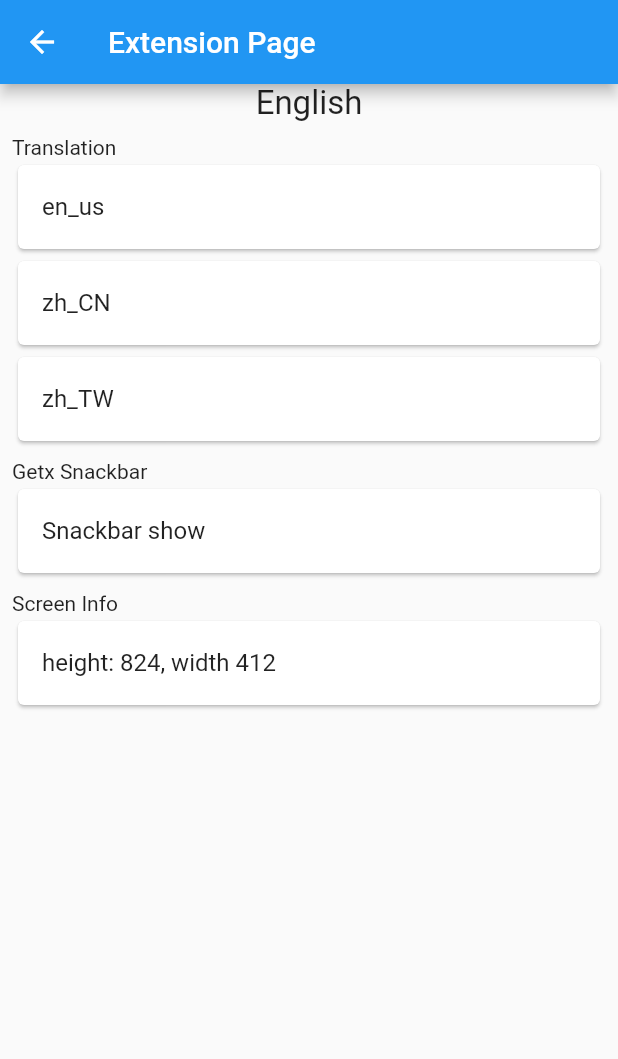
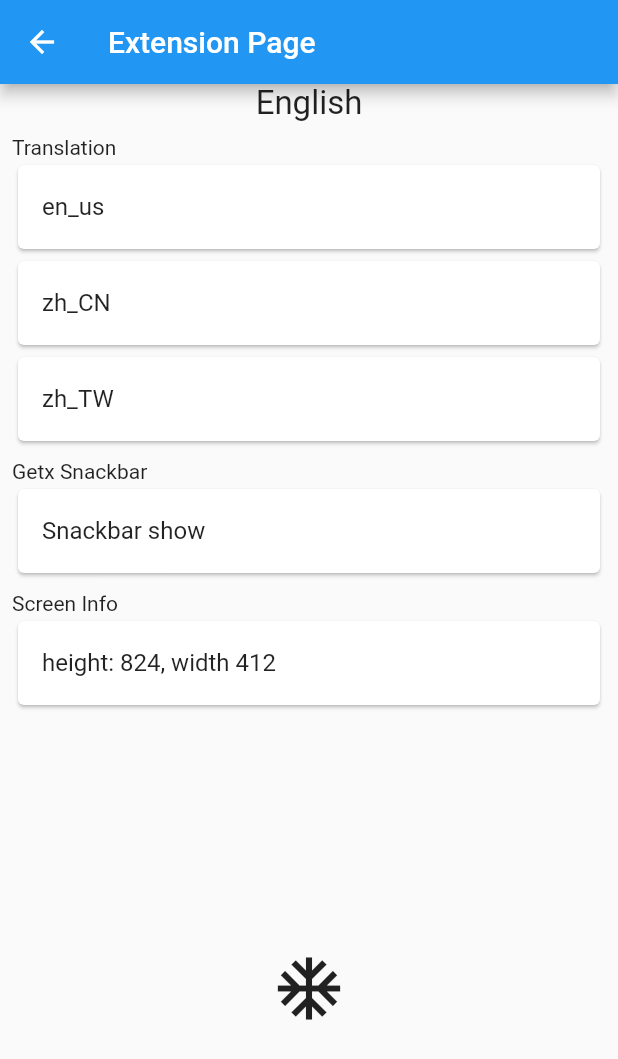
Before and after one commit to soutsjjw/flutter_getx_iThome, a Flutter app: the ExtensionPage screen opened by its route, after a tap on "en_us", on a phone screen of 412 x 824 dp. Shown: the top 1059 px of the screen. Run offline on Flutter 3.47's test engine with Material 2 defaults, Android fonts, the phone set to English and light mode, and no system bars; our stand-ins replace animated_text_kit, cached_network_image, carousel_slider, equatable, flutter_slidable, fluttertoast and 7 more; missing offline and left inert: qr_code_scanner; accounts and stored records are empty.

Commit message:
[Day21] Flutter GetX with animation
https://ithelp.ithome.com.tw/articles/10277748

```diff
--- a/lib/pages/extension/extension_controller.dart
+++ b/lib/pages/extension/extension_controller.dart
@@ -1,7 +1,46 @@
 import 'package:flutter/material.dart';
 import 'package:get/get.dart';
 
-class ExtensionController extends GetxController{
+class ExtensionController extends GetxController
+    with SingleGetTickerProviderMixin {
+  late AnimationController animationController;
+  late Animation<double> scaleAnimation;
+  late Animation<double> flipAnimation;
+
+  @override
+  void onInit() {
+    animationController = AnimationController(
+      vsync: this,
+      duration: const Duration(milliseconds: 500),
+    );
+
+    scaleAnimation = TweenSequence(<TweenSequenceItem<double>>[
+      TweenSequenceItem(
+        tween: Tween(begin: 1.0, end: 2.0),
+        weight: 25,
+      ),
+      TweenSequenceItem(
+        tween: Tween(begin: 2.0, end: 3.0),
+        weight: 25,
+      ),
+      TweenSequenceItem(
+        tween: Tween(begin: 3.0, end: 2.0),
+        weight: 25,
+      ),
+      TweenSequenceItem(
+        tween: Tween(begin: 2.0, end: 1.0),
+        weight: 25,
+      ),
+    ]).animate(animationController);
+
+    flipAnimation = Tween(begin: 0.0, end: 2.0).animate(animationController);
+
+    super.onInit();
+  }
+
+  animationStart() {
+    animationController.forward(from: 0.0);
+  }
 
   updateTransition(Locale local) {
     Get.updateLocale(local);
--- a/lib/pages/extension/extension_page.dart
+++ b/lib/pages/extension/extension_page.dart
@@ -1,3 +1,5 @@
+import 'dart:math';
+
 import 'package:flutter/material.dart';
 import 'package:flutter_getx_ithome/pages/extension/extension_controller.dart';
 import 'package:get/get.dart';
@@ -70,6 +72,32 @@ class ExtensionPage extends GetView<ExtensionController> {
                   ),
                 ),
               ),
+              Expanded(
+                flex: 4,
+                child: GetBuilder<ExtensionController>(
+                  init: controller,
+                  initState: (_) {},
+                  tag: "imageFlip",
+                  builder: (_) {
+                    return AnimatedBuilder(
+                      animation: controller.animationController,
+                      builder: (context, child) {
+                        return Transform(
+                          child: child,
+                          alignment: Alignment.center,
+                          transform: Matrix4.identity()
+                            ..scale(controller.scaleAnimation.value, controller.scaleAnimation.value, 1,)
+                            ..rotateY(pi * controller.flipAnimation.value),
+                        );
+                      },
+                      child: IconButton(
+                        icon: const Icon(Icons.ac_unit, size: 50),
+                        onPressed: () => controller.animationStart(),
+                      ),
+                    );
+                  },
+                ),
+              ),
             ],
           ),
         ),
```
